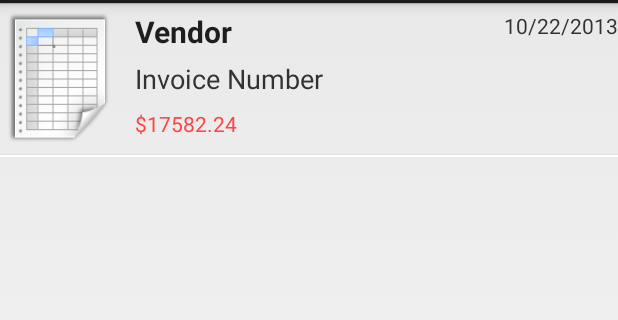
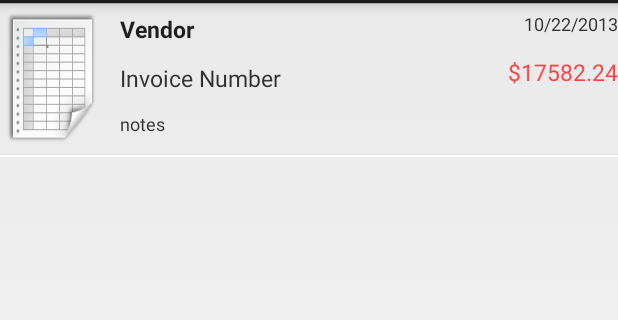
Before and after one commit to ycao233/CashFlowEstimation, an Android app: the layout list_item_invoice.xml on its own in the app's theme, with its tools: preview values and no code run, on a phone screen of 412 x 824 dp, the part 69-389 px from its top. Run offline under Robolectric (Android 15) with nearby library versions, the phone set to English and light mode, and no system bars.

Commit message:
fix invoice bug

```diff
--- a/CashFlowEstimation/src/main/java/com/ycao/cashflowestimation/ui/InvoiceActivity.java
+++ b/CashFlowEstimation/src/main/java/com/ycao/cashflowestimation/ui/InvoiceActivity.java
@@ -55,14 +55,14 @@ public class InvoiceActivity extends RoboFragmentActivity {
     @InjectView(R.id.due_amount_edittext)
     private EditText dueAmountInput;
 
-    private Vibrator vibrator;
+    @InjectView(R.id.note_edittext)
+    private EditText notesInput;
 
     private Button saveButton;
     private Button cancelButton;
 
     protected void onCreate(Bundle savedInstanceState) {
         super.onCreate(savedInstanceState);
-        vibrator = (Vibrator) this.getSystemService(VIBRATOR_SERVICE);
 
         getActionBar().hide();
 
@@ -111,6 +111,7 @@ public class InvoiceActivity extends RoboFragmentActivity {
         invoice.setCredit(0);
         invoice.setVendor(vendorId.getText().toString());
         invoice.setDate(getDate(invDatePicker));
+        invoice.setNotes(notesInput.getText().toString());
         PaymentInstallment p = new PaymentInstallment();
         p.setDueDate(getDate(dueDatePicker));
         p.setAmountDue(Double.parseDouble(dueAmountInput.getText().toString()));
--- a/CashFlowEstimation/src/main/java/com/ycao/cashflowestimation/ui/adapter/EstimationListAdapter.java
+++ b/CashFlowEstimation/src/main/java/com/ycao/cashflowestimation/ui/adapter/EstimationListAdapter.java
@@ -48,8 +48,8 @@ public class EstimationListAdapter extends BaseAdapter {
         TextView cashAmount = (TextView) entry.findViewById(R.id.cash_textView);
         TextView date = (TextView) entry.findViewById(R.id.date_textView);
         final CashFlowDate d = (CashFlowDate) getItem(position);
-        cashAmount.setText(String.valueOf(d.getCalculatedCash()));
-        invoice.setText("(-"+d.getTotalDueOnThisDay()+")");
+        cashAmount.setText("$"+String.valueOf(d.getCalculatedCash()));
+        invoice.setText("($"+d.getTotalDueOnThisDay()+")");
         String dateString = d.getDate().toString("MM/dd/yyyy\nE");
         date.setText(dateString);
         return entry;
--- a/CashFlowEstimation/src/main/java/com/ycao/cashflowestimation/ui/adapter/InvoiceListAdapter.java
+++ b/CashFlowEstimation/src/main/java/com/ycao/cashflowestimation/ui/adapter/InvoiceListAdapter.java
@@ -48,10 +48,12 @@ public class InvoiceListAdapter extends BaseAdapter {
         TextView invNum = (TextView) entry.findViewById(R.id.invoice_num_textview);
         TextView invAmount = (TextView) entry.findViewById(R.id.invoice_amount_textview);
         TextView dueDate = (TextView) entry.findViewById(R.id.duedate_textview);
+        TextView notes = (TextView) entry.findViewById(R.id.inv_notes_textview);
 
         vendor.setText(i.getVendor());
         invNum.setText(i.getInvoiceNumber());
         invAmount.setText("$"+i.getTotalDue());
+        notes.setText(i.getNotes());
         dueDate.setText(i.getPayments().get(0).getDueDate().toString("MM/dd/YYYY"));
         return entry;
     }
--- a/CashFlowEstimation/src/main/java/com/ycao/cashflowestimation/ui/fragment/CashFlowsFragment.java
+++ b/CashFlowEstimation/src/main/java/com/ycao/cashflowestimation/ui/fragment/CashFlowsFragment.java
@@ -27,7 +27,8 @@ public class CashFlowsFragment extends RoboFragment {
 
     private static final String CLASS_NAME = CashFlowsFragment.class.getName();
 
-    @Inject private SQLiteConnector sqlConn;
+    @Inject
+    private SQLiteConnector sqlConn;
 
     @Override
     public View onCreateView(LayoutInflater inflater, ViewGroup container, Bundle savedInstanceState) {
--- a/CashFlowEstimation/src/main/res/layout/list_item_invoice.xml
+++ b/CashFlowEstimation/src/main/res/layout/list_item_invoice.xml
@@ -5,7 +5,7 @@
     android:layout_height="match_parent">
 
     <ImageView
-        android:layout_width="80dp"
+        android:layout_width="70dp"
         android:layout_height="90dp"
         android:id="@+id/invoice_imageview"
         android:background="@drawable/invoice_ico"
@@ -14,47 +14,61 @@
         android:layout_marginTop="5dp"
         android:layout_marginRight="10dp"
         android:layout_marginBottom="5dp"/>
-
     <TextView
         style="@style/HeaderTitleText"
-        android:paddingLeft="0dp"
+        android:id="@+id/vendor_name_textview"
         android:gravity="center_vertical"
-        android:layout_width="match_parent"
         android:layout_height="30dp"
         android:text="Vendor"
-        android:id="@+id/vendor_name_textview"
+        android:textSize="15dp"
+        android:paddingLeft="0dp"
+        android:paddingRight="5dp"
         android:layout_alignTop="@id/invoice_imageview"
         android:layout_toLeftOf="@+id/duedate_textview"
-        android:layout_toRightOf="@id/invoice_imageview" />
-
-    <TextView
-        android:gravity="center_vertical"
-        android:layout_width="match_parent"
-        android:layout_height="30dp"
-        android:text="Invoice Number"
-        android:textSize="18dp"
-        android:id="@+id/invoice_num_textview"
-        android:layout_toRightOf="@id/invoice_imageview"
-        android:layout_below="@id/vendor_name_textview"/>
-
-    <TextView
-        android:gravity="center_vertical"
-        android:layout_width="match_parent"
-        android:layout_height="30dp"
-        android:text="$17582.24"
-        android:textColor="@android:color/holo_red_light"
-        android:id="@+id/invoice_amount_textview"
-        android:layout_alignBottom="@+id/invoice_imageview"
-        android:layout_toRightOf="@+id/invoice_imageview" />
+        android:layout_toRightOf="@id/invoice_imageview"/>
 
     <TextView
         android:layout_width="100dp"
         android:layout_height="30dp"
         android:text="10/22/2013"
+        android:textSize="12dp"
         android:id="@id/duedate_textview"
         android:gravity="top|right"
-        android:layout_above="@id/invoice_num_textview"
+        android:layout_above="@+id/invoice_num_textview"
         android:layout_alignParentRight="true"/>
+
+    <TextView
+        android:gravity="center_vertical"
+        android:layout_height="30dp"
+        android:layout_width="wrap_content"
+        android:text="Invoice Number"
+        android:textSize="15dp"
+        android:singleLine="true"
+        android:id="@id/invoice_num_textview"
+        android:layout_toLeftOf="@+id/invoice_amount_textview"
+        android:layout_toRightOf="@id/invoice_imageview"
+        android:layout_below="@id/vendor_name_textview"/>
+
+    <TextView
+        android:gravity="top|right"
+        android:layout_width="wrap_content"
+        android:layout_height="30dp"
+        android:textSize="15dp"
+        android:text="$17582.24"
+        android:textColor="@android:color/holo_red_light"
+        android:id="@+id/invoice_amount_textview"
+        android:layout_below="@id/duedate_textview"
+        android:layout_alignParentRight="true"/>
+
+    <TextView
+        android:gravity="center_vertical"
+        android:layout_height="30dp"
+        android:layout_width="match_parent"
+        android:text="notes"
+        android:textSize="12dp"
+        android:id="@+id/inv_notes_textview"
+        android:layout_toRightOf="@+id/invoice_imageview"
+        android:layout_alignBottom="@id/invoice_imageview"/>
 
     <View
         android:layout_below="@id/invoice_imageview"
```
Also changed, not shown: CashFlowEstimation/src/main/java/com/ycao/cashflowestimation/core/CashFlowDate.java (+33 -3 lines), CashFlowEstimation/src/main/java/com/ycao/cashflowestimation/core/CashFlowEstimator.java (+4 -24 lines), CashFlowEstimation/src/main/java/com/ycao/cashflowestimation/dal/SQLiteConnector.java (+9 -4 lines), CashFlowEstimation/src/main/java/com/ycao/cashflowestimation/domain/Entity.java (+5 -5 lines), CashFlowEstimation/src/main/java/com/ycao/cashflowestimation/domain/Invoice.java (+25 -4 lines), CashFlowEstimation/src/main/java/com/ycao/cashflowestimation/ui/fragment/EstimationFragment.java (+13 -7 lines).
